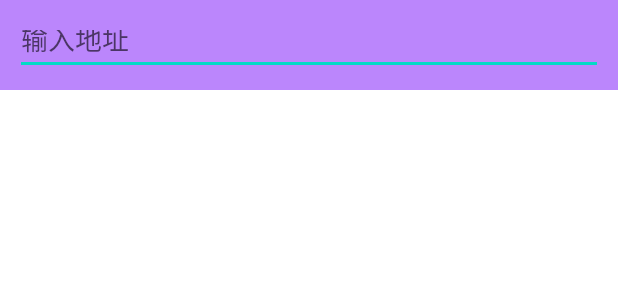
After one commit to Valevale111/WeatherApp, an Android app built with Jetpack Compose: the layout fragment_place.xml on its own in the app's theme, with its tools: preview values and no code run, on a phone screen of 412 x 824 dp. The commit adds this screen. Shown: the top 300 px of the screen. Run offline under Robolectric (Android 15) with nearby library versions, the phone set to English and light mode, and no system bars.

Commit message:
搜索全球城市数据功能

```diff
--- a/app/build.gradle.kts
+++ b/app/build.gradle.kts
@@ -51,7 +51,6 @@ android {
 }
 
 dependencies {
-
     implementation(libs.androidx.core.ktx)
     implementation(libs.androidx.lifecycle.runtime.ktx)
     implementation(libs.androidx.activity.compose)
@@ -66,6 +65,9 @@ dependencies {
     implementation(libs.androidx.navigation.fragment.ktx)
     implementation(libs.androidx.navigation.ui.ktx)
     implementation(libs.androidx.activity)
+    implementation(libs.gson)
+    implementation(libs.retrofit)
+    implementation(libs.converter.gson)
     testImplementation(libs.junit)
     androidTestImplementation(libs.androidx.junit)
     androidTestImplementation(libs.androidx.espresso.core)
--- a/app/src/main/AndroidManifest.xml
+++ b/app/src/main/AndroidManifest.xml
@@ -1,6 +1,8 @@
 <?xml version="1.0" encoding="utf-8"?>
 <manifest xmlns:android="http://schemas.android.com/apk/res/android"
     xmlns:tools="http://schemas.android.com/tools">
+
+    <uses-permission android:name="android.permission.INTERNET"/>
 
     <application
         android:name=".WeatherApplication"
--- a/app/src/main/java/com/example/weatherapp/WeatherApplication.kt
+++ b/app/src/main/java/com/example/weatherapp/WeatherApplication.kt
@@ -8,7 +8,7 @@ class WeatherApplication :Application(){
     companion object{
         @SuppressLint("StaticFieldLeak")
         lateinit var context:Context
-        private const val TOKEN = "1TPsPRRMB3UR5Efg"
+        const val TOKEN = "1TPsPRRMB3UR5Efg"
     }
 
     override fun onCreate() {
--- /dev/null
+++ b/app/src/main/res/layout/fragment_place.xml
@@ -0,0 +1,30 @@
+<?xml version="1.0" encoding="utf-8"?>
+<RelativeLayout xmlns:android="http://schemas.android.com/apk/res/android"
+    android:layout_width="match_parent"
+    android:layout_height="match_parent">
+
+    <FrameLayout
+        android:id="@+id/actionBarLayout"
+        android:layout_width="match_parent"
+        android:layout_height="60dp"
+        android:background="@color/purple_200">
+
+        <EditText
+            android:id="@+id/searchPlaceEdit"
+            android:layout_width="match_parent"
+            android:layout_height="40dp"
+            android:layout_gravity="center_vertical"
+            android:layout_marginStart="10dp"
+            android:layout_marginEnd="10dp"
+            android:paddingEnd="10dp"
+            android:hint="输入地址"/>
+    </FrameLayout>
+
+    <androidx.recyclerview.widget.RecyclerView
+        android:id="@+id/recyclerView"
+        android:layout_width="match_parent"
+        android:layout_height="match_parent"
+        android:layout_below="@id/actionBarLayout"
+        android:visibility="gone"/>
+
+</RelativeLayout>
--- a/app/src/main/res/values/themes.xml
+++ b/app/src/main/res/values/themes.xml
@@ -3,7 +3,7 @@
 
     <style name="Theme.WeatherApp" parent="android:Theme.Material.Light.NoActionBar" />
     <!-- Base application theme. -->
-    <style name="Base.Theme.WeatherApp" parent="Theme.Material3.DayNight.NoActionBar">
+    <style name="Base.Theme.WeatherApp" parent="Theme.MaterialComponents.Light.NoActionBar">
         <!-- Customize your light theme here. -->
         <!-- <item name="colorPrimary">@color/my_light_primary</item> -->
     </style>
--- a/gradle/libs.versions.toml
+++ b/gradle/libs.versions.toml
@@ -14,6 +14,9 @@ constraintlayout = "2.1.4"
 navigationFragmentKtx = "2.7.7"
 navigationUiKtx = "2.7.7"
 activity = "1.9.1"
+gson = "2.11.0"
+retrofit = "2.11.0"
+converterGson = "2.11.0"
 
 [libraries]
 androidx-core-ktx = { group = "androidx.core", name = "core-ktx", version.ref = "coreKtx" }
@@ -36,6 +39,9 @@ androidx-constraintlayout = { group = "androidx.constraintlayout", name = "const
 androidx-navigation-fragment-ktx = { group = "androidx.navigation", name = "navigation-fragment-ktx", version.ref = "navigationFragmentKtx" }
 androidx-navigation-ui-ktx = { group = "androidx.navigation", name = "navigation-ui-ktx", version.ref = "navigationUiKtx" }
 androidx-activity = { group = "androidx.activity", name = "activity", version.ref = "activity" }
+gson = { group = "com.google.code.gson", name = "gson", version.ref = "gson" }
+retrofit = { group = "com.squareup.retrofit2", name = "retrofit", version.ref = "retrofit" }
+converter-gson = { group = "com.squareup.retrofit2", name = "converter-gson", version.ref = "converterGson" }
 
 [plugins]
 android-application = { id = "com.android.application", version.ref = "agp" }
```
Also changed, not shown: app/src/main/java/com/example/weatherapp/logic/Repository.kt (added, +24 -0 lines), app/src/main/java/com/example/weatherapp/logic/model/PlaceResponse.kt (added, +9 -0 lines), app/src/main/java/com/example/weatherapp/logic/network/PlaceService.kt (added, +12 -0 lines), app/src/main/java/com/example/weatherapp/logic/network/ServiceCreator.kt (added, +19 -0 lines), app/src/main/java/com/example/weatherapp/logic/network/WeatherNetwork.kt (added, +30 -0 lines), app/src/main/java/com/example/weatherapp/ui/place/PlaceAdapter.kt (added, +33 -0 lines), app/src/main/java/com/example/weatherapp/ui/place/PlaceFragment.kt (added, +62 -0 lines), app/src/main/java/com/example/weatherapp/ui/place/PlaceViewModel.kt (added, +22 -0 lines), app/src/main/res/layout/activity_main.xml (+8 -29 lines), app/src/main/res/layout/activity_splash.xml (+12 -0 lines), app/src/main/res/layout/place_item.xml (added, +30 -0 lines).
